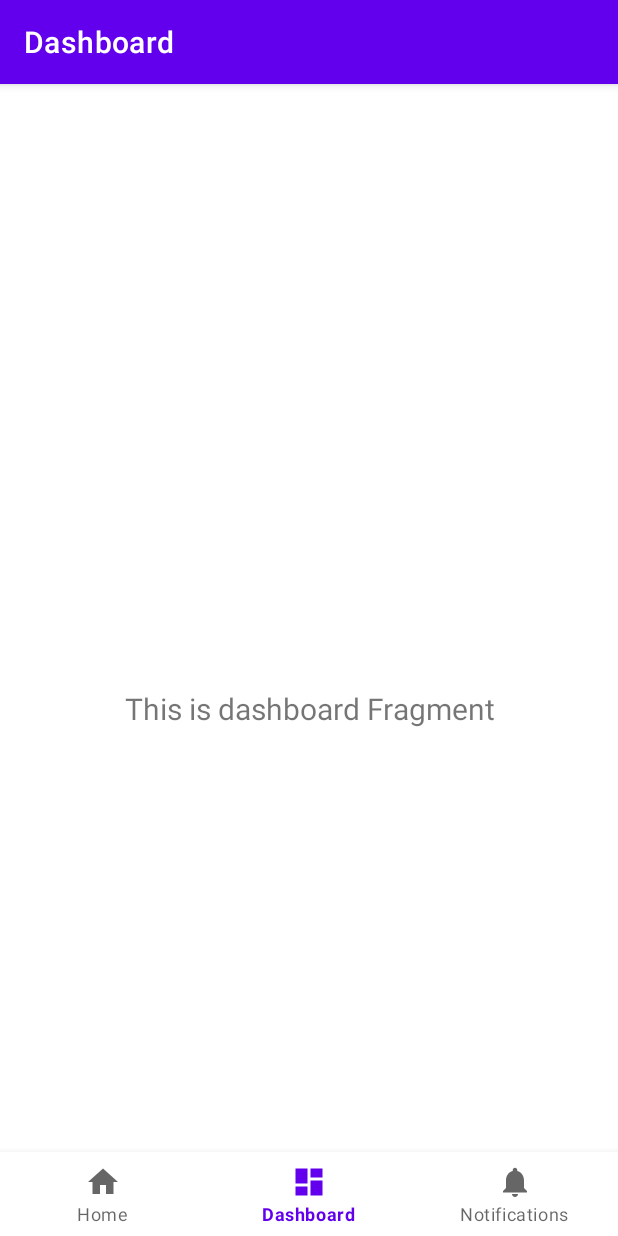
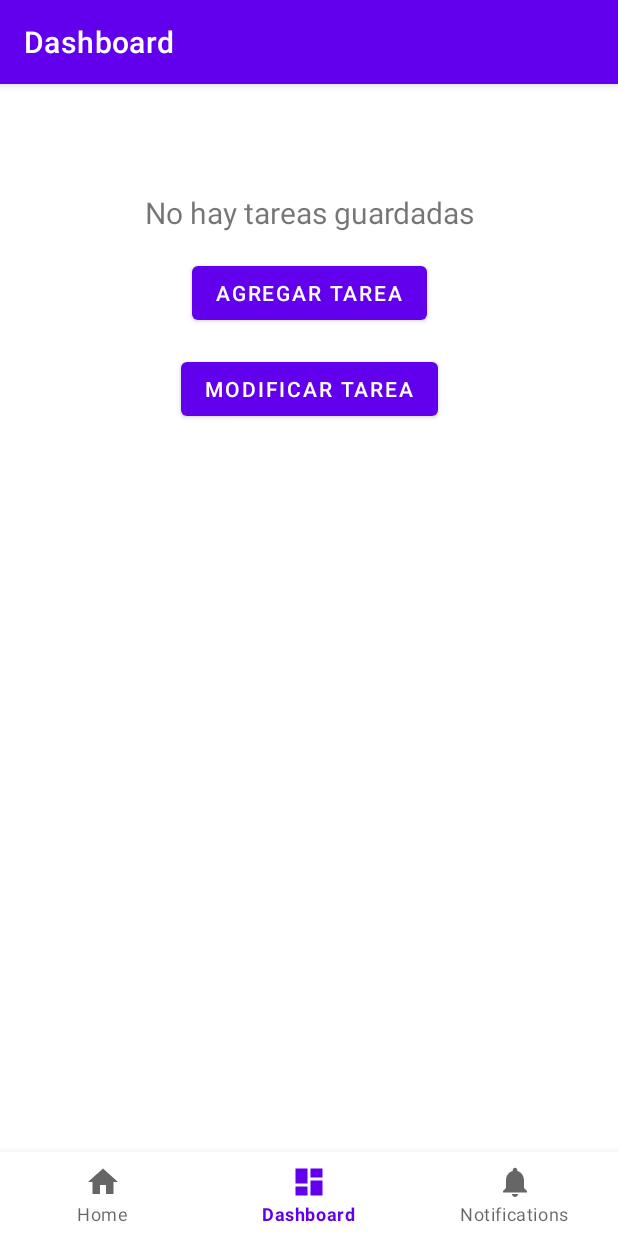
Before and after one commit to rolandramirez491/organiza-tu-vida, an Android app: the DashboardFragment screen opened through its navigation route, on a phone screen of 412 x 824 dp. Run offline under Robolectric (Android 15) with nearby library versions, the phone set to English and light mode, and no system bars; our stand-ins replace navigation-ui.

Commit message:
guardar nueva tarea y modificar tarea

```diff
--- a/app/src/main/java/com/example/organizatuvida/ui/dashboard/DashboardFragment.kt
+++ b/app/src/main/java/com/example/organizatuvida/ui/dashboard/DashboardFragment.kt
@@ -1,38 +1,144 @@
 package com.example.organizatuvida.ui.dashboard
 
+import android.app.AlertDialog
+import android.content.Context
+import android.content.SharedPreferences
 import android.os.Bundle
 import android.view.LayoutInflater
 import android.view.View
 import android.view.ViewGroup
+import android.widget.Button
+import android.widget.EditText
+import android.widget.LinearLayout
 import android.widget.TextView
 import androidx.fragment.app.Fragment
-import androidx.lifecycle.ViewModelProvider
 import com.example.organizatuvida.databinding.FragmentDashboardBinding
 
 class DashboardFragment : Fragment() {
 
     private var _binding: FragmentDashboardBinding? = null
-
-    // This property is only valid between onCreateView and
-    // onDestroyView.
     private val binding get() = _binding!!
 
+    private lateinit var sharedPreferences: SharedPreferences
+    private lateinit var taskList: MutableList<String>
+
     override fun onCreateView(
-        inflater: LayoutInflater,
-        container: ViewGroup?,
+        inflater: LayoutInflater, container: ViewGroup?,
         savedInstanceState: Bundle?
     ): View {
-        val dashboardViewModel =
-            ViewModelProvider(this).get(DashboardViewModel::class.java)
-
         _binding = FragmentDashboardBinding.inflate(inflater, container, false)
         val root: View = binding.root
 
-        val textView: TextView = binding.textDashboard
-        dashboardViewModel.text.observe(viewLifecycleOwner) {
-            textView.text = it
+        // Inicializamos SharedPreferences
+        sharedPreferences = requireActivity().getSharedPreferences("TaskPrefs", Context.MODE_PRIVATE)
+
+        // Botones
+        val addTaskButton: Button = binding.buttonAddTask
+        val modifyTaskButton: Button = binding.buttonModifyTask
+        val textDashboard: TextView = binding.textDashboard
+
+        // Cargar las tareas guardadas
+        loadTasks(textDashboard)
+
+        // Agregar tarea
+        addTaskButton.setOnClickListener {
+            showTaskDialog(null, textDashboard)
         }
+
+        // Modificar tarea
+        modifyTaskButton.setOnClickListener {
+            showModifyTaskDialog(textDashboard)
+        }
+
         return root
+    }
+
+    private fun loadTasks(textView: TextView) {
+        val tasks = sharedPreferences.getStringSet("tasks", setOf())
+        taskList = tasks?.toMutableList() ?: mutableListOf()
+        if (taskList.isNotEmpty()) {
+            textView.text = taskList.joinToString("\n")
+        } else {
+            textView.text = "No hay tareas guardadas"
+        }
+    }
+
+    private fun saveTasks() {
+        val editor = sharedPreferences.edit()
+        editor.putStringSet("tasks", taskList.toSet())
+        editor.apply()
+    }
+
+    private fun showTaskDialog(task: String?, textView: TextView) {
+        // Crear el diálogo
+        val builder = AlertDialog.Builder(requireContext())
+        builder.setTitle(if (task == null) "Agregar Tarea" else "Modificar Tarea")
+
+        // Crear el layout programáticamente
+        val layout = LinearLayout(requireContext())
+        layout.orientation = LinearLayout.VERTICAL
+        layout.setPadding(50, 40, 50, 10)
+
+        // Crear los campos de entrada para la tarea
+        val taskInput = EditText(requireContext())
+        taskInput.hint = "Nombre de la tarea"
+        layout.addView(taskInput)
+
+        val priorityInput = EditText(requireContext())
+        priorityInput.hint = "Prioridad (1-5)"
+        layout.addView(priorityInput)
+
+        val dateInput = EditText(requireContext())
+        dateInput.hint = "Fecha de entrega"
+        layout.addView(dateInput)
+
+        // Si estamos modificando una tarea, rellenamos los campos con los valores actuales
+        if (task != null) {
+            val taskParts = task.split(", ")
+            taskInput.setText(taskParts[0])
+            priorityInput.setText(taskParts[1].replace("Prioridad: ", ""))
+            dateInput.setText(taskParts[2].replace("Fecha: ", ""))
+        }
+
+        builder.setView(layout)
+
+        // Acciones de los botones
+        builder.setPositiveButton(if (task == null) "Agregar" else "Modificar") { dialog, _ ->
+            val newTask = "${taskInput.text}, Prioridad: ${priorityInput.text}, Fecha: ${dateInput.text}"
+            if (task == null) {
+                taskList.add(newTask)
+            } else {
+                val taskIndex = taskList.indexOf(task)
+                taskList[taskIndex] = newTask
+            }
+            saveTasks()
+            loadTasks(textView)
+            dialog.dismiss()
+        }
+
+        builder.setNegativeButton("Cancelar") { dialog, _ ->
+            dialog.cancel()
+        }
+
+        builder.show()
+    }
+
+    private fun showModifyTaskDialog(textView: TextView) {
+        val builder = AlertDialog.Builder(requireContext())
+        builder.setTitle("Modificar Tarea")
+
+        if (taskList.isEmpty()) {
+            builder.setMessage("No hay tareas para modificar")
+            builder.setPositiveButton("OK", null)
+        } else {
+            val taskArray = taskList.toTypedArray()
+            builder.setItems(taskArray) { _, which ->
+                val selectedTask = taskList[which]
+                showTaskDialog(selectedTask, textView)
+            }
+        }
+
+        builder.show()
     }
 
     override fun onDestroyView() {
--- a/app/src/main/res/layout/fragment_dashboard.xml
+++ b/app/src/main/res/layout/fragment_dashboard.xml
@@ -1,22 +1,47 @@
 <?xml version="1.0" encoding="utf-8"?>
-<androidx.constraintlayout.widget.ConstraintLayout xmlns:android="http://schemas.android.com/apk/res/android"
+<androidx.constraintlayout.widget.ConstraintLayout
+    xmlns:android="http://schemas.android.com/apk/res/android"
     xmlns:app="http://schemas.android.com/apk/res-auto"
     xmlns:tools="http://schemas.android.com/tools"
     android:layout_width="match_parent"
     android:layout_height="match_parent"
     tools:context=".ui.dashboard.DashboardFragment">
 
+    <!-- TextView para mostrar las tareas guardadas -->
     <TextView
         android:id="@+id/text_dashboard"
         android:layout_width="match_parent"
         android:layout_height="wrap_content"
         android:layout_marginStart="8dp"
-        android:layout_marginTop="8dp"
+        android:layout_marginTop="16dp"
         android:layout_marginEnd="8dp"
+        android:text="No hay tareas guardadas"
         android:textAlignment="center"
         android:textSize="20sp"
-        app:layout_constraintBottom_toBottomOf="parent"
+        app:layout_constraintTop_toTopOf="parent"
+        app:layout_constraintStart_toStartOf="parent"
+        app:layout_constraintEnd_toEndOf="parent"/>
+
+    <!-- Botón para agregar nueva tarea -->
+    <Button
+        android:id="@+id/button_add_task"
+        android:layout_width="wrap_content"
+        android:layout_height="wrap_content"
+        android:text="Agregar Tarea"
+        app:layout_constraintTop_toBottomOf="@+id/text_dashboard"
+        app:layout_constraintStart_toStartOf="parent"
         app:layout_constraintEnd_toEndOf="parent"
+        android:layout_marginTop="16dp"/>
+
+    <!-- Botón para modificar tarea -->
+    <Button
+        android:id="@+id/button_modify_task"
+        android:layout_width="wrap_content"
+        android:layout_height="wrap_content"
+        android:text="Modificar Tarea"
+        app:layout_constraintTop_toBottomOf="@+id/button_add_task"
         app:layout_constraintStart_toStartOf="parent"
-        app:layout_constraintTop_toTopOf="parent" />
+        app:layout_constraintEnd_toEndOf="parent"
+        android:layout_marginTop="16dp"/>
+
 </androidx.constraintlayout.widget.ConstraintLayout>
```
